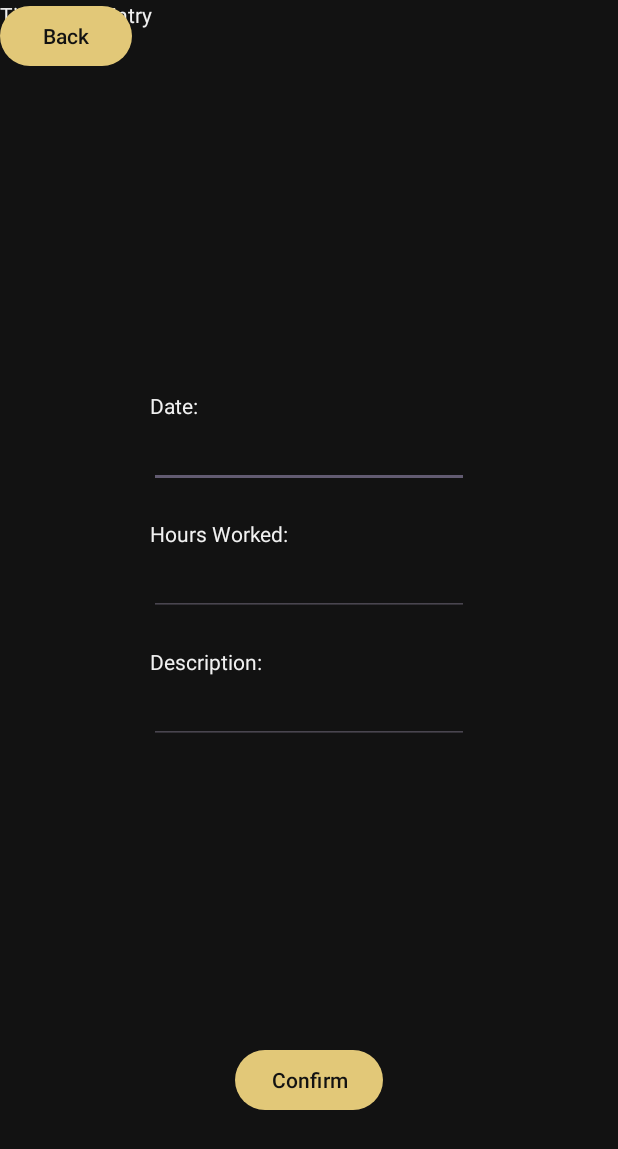
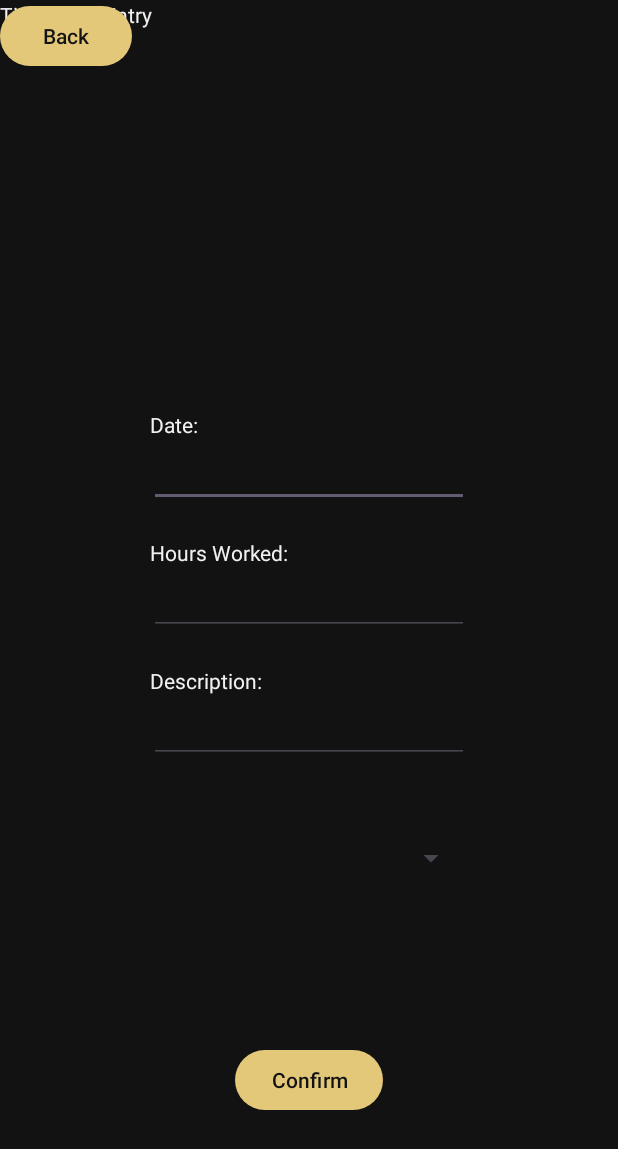
Before and after one commit to Thakshin4/Kronos, an Android app: the TimesheetActivity screen opened directly, with no data from a screen before it, on a phone screen of 412 x 824 dp. Shown: the top 1149 px of the screen. Run offline under Robolectric (Android 15) with nearby library versions, the phone set to English and light mode, and no system bars.

Commit message:
Added spinner to TimesheetActivity

```diff
--- a/app/src/main/java/com/st10083983/kronos/TimesheetActivity.kt
+++ b/app/src/main/java/com/st10083983/kronos/TimesheetActivity.kt
@@ -19,5 +19,8 @@ class TimesheetActivity : AppCompatActivity() {
             startActivity(intent)
             finish()
         }
+
+        //Spinner Code
+
     }
 }
--- a/app/src/main/res/layout/activity_timesheet.xml
+++ b/app/src/main/res/layout/activity_timesheet.xml
@@ -40,11 +40,11 @@
         android:id="@+id/entry_description_input"
         android:layout_width="wrap_content"
         android:layout_height="wrap_content"
-        android:layout_marginBottom="200dp"
+        android:layout_marginBottom="40dp"
         android:ems="10"
         android:gravity="start|top"
         android:inputType="textMultiLine"
-        app:layout_constraintBottom_toTopOf="@+id/create_entry_button"
+        app:layout_constraintBottom_toTopOf="@+id/entry_category_input"
         app:layout_constraintEnd_toEndOf="parent"
         app:layout_constraintStart_toStartOf="parent" />
 
@@ -92,4 +92,13 @@
         android:text="Back"
         tools:layout_editor_absoluteX="22dp"
         tools:layout_editor_absoluteY="21dp" />
+
+    <Spinner
+        android:id="@+id/entry_category_input"
+        android:layout_width="210dp"
+        android:layout_height="47dp"
+        android:layout_marginBottom="100dp"
+        app:layout_constraintBottom_toTopOf="@+id/create_entry_button"
+        app:layout_constraintEnd_toEndOf="parent"
+        app:layout_constraintStart_toStartOf="parent" />
 </androidx.constraintlayout.widget.ConstraintLayout>
```
